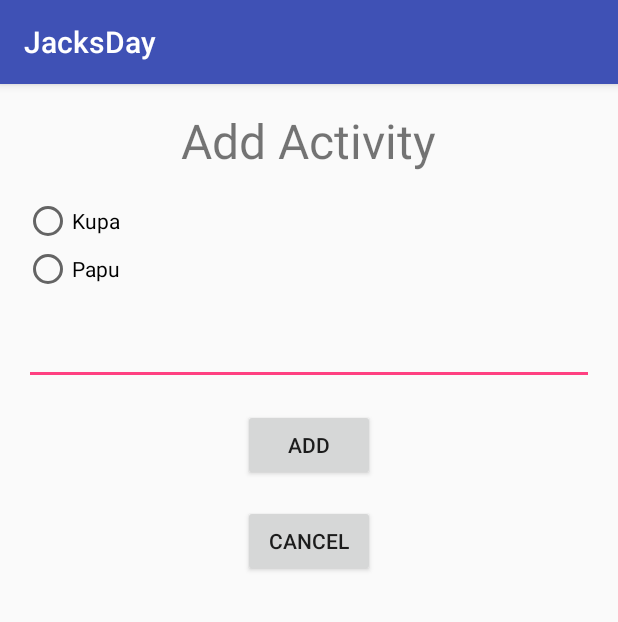
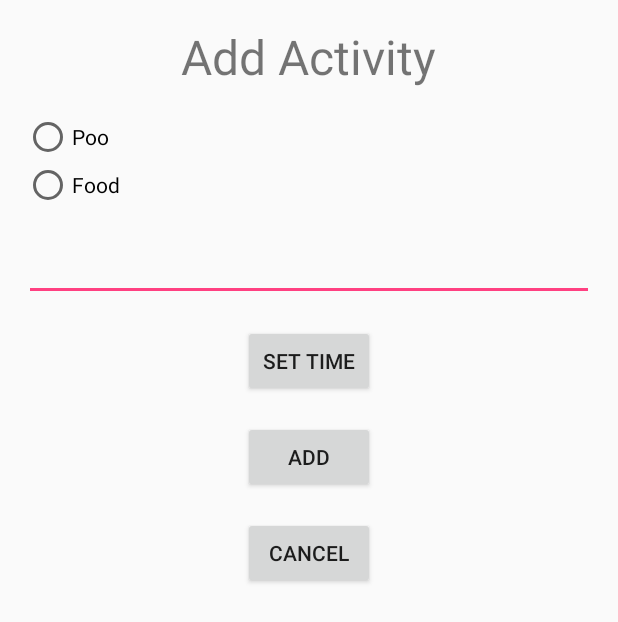
Before and after one commit to emgu/JacksDay, an Android app: the ActivityCreation screen opened directly, with no data from a screen before it, on a phone screen of 412 x 824 dp. Shown: the top 622 px of the screen. Run offline under Robolectric (Android 15) with nearby library versions, the phone set to English and light mode, and no system bars.

Commit message:
# activity time picker dialog added - returned value not used yet

```diff
--- a/app/src/main/java/com/example/guzik/jacksday/ui/ActivityCreation.java
+++ b/app/src/main/java/com/example/guzik/jacksday/ui/ActivityCreation.java
@@ -2,7 +2,8 @@ package com.example.guzik.jacksday.ui;
 
 import android.content.Intent;
 import android.os.Bundle;
-import android.support.v7.app.AppCompatActivity;
+import android.support.v4.app.DialogFragment;
+import android.support.v4.app.FragmentActivity;
 import android.util.Log;
 import android.view.View;
 import android.widget.Button;
@@ -15,10 +16,11 @@ import com.example.guzik.jacksday.R;
  * Created by guzik on 7/17/17.
  */
 
-public class ActivityCreation extends AppCompatActivity {
+public class ActivityCreation extends FragmentActivity {//AppCompatActivity {
 
     private String activityType;
     private EditText activityDetailsInput;
+    private long time = Long.MAX_VALUE;
   //  activityTypeInput
 
     @Override
@@ -49,9 +51,8 @@ public class ActivityCreation extends AppCompatActivity {
                 Intent intent = new Intent();
                 intent.putExtra("ACTIVITY_TYPE", activityType);
                 intent.putExtra("ACTIVITY_DETAILS", activityDetails);
+                intent.putExtra("ACTIVITY_TIME", time);
                 setResult(RESULT_OK, intent);
-                finish();
-
                 finish();
             }
         });
@@ -79,6 +80,11 @@ public class ActivityCreation extends AppCompatActivity {
             default:
                 activityType = "Kupa";
         }
+    }
 
+    public void showTimePickerDialog(View v) {
+        DialogFragment timePicker = new ActivityTimePicker();
+        timePicker.show(getSupportFragmentManager(), "time_picker");
+        time = ((ActivityTimePicker) timePicker).getTime();
     }
 }
--- a/app/src/main/java/com/example/guzik/jacksday/ui/JacksActivities.java
+++ b/app/src/main/java/com/example/guzik/jacksday/ui/JacksActivities.java
@@ -73,6 +73,7 @@ public class JacksActivities extends AppCompatActivity {
             if(resultCode == RESULT_OK) {
                 String activityType = intent.getStringExtra("ACTIVITY_TYPE");
                 String activityDetails = intent.getStringExtra("ACTIVITY_DETAILS");
+                Long activityTime = intent.getLongExtra("ACTIVITY_TIME", new Date().getTime());
                 database.save(new Activity(new Date(), activityType, activityDetails));
                 finish();
                 startActivity(getIntent());
--- a/app/src/main/res/layout/activity_creation.xml
+++ b/app/src/main/res/layout/activity_creation.xml
@@ -31,12 +31,12 @@
         <RadioButton android:id="@+id/radio_kupa"
             android:layout_width="wrap_content"
             android:layout_height="wrap_content"
-            android:text="@string/kupa"
+            android:text="@string/poo"
             android:onClick="getRadioButtonState"/>
         <RadioButton android:id="@+id/radio_papu"
             android:layout_width="wrap_content"
             android:layout_height="wrap_content"
-            android:text="@string/papu"
+            android:text="@string/food"
             android:onClick="getRadioButtonState"/>
     </RadioGroup>
 
@@ -50,11 +50,22 @@
         />
 
     <Button
+        android:id="@+id/set_time_button"
+        android:layout_width="wrap_content"
+        android:layout_height="wrap_content"
+        android:layout_centerHorizontal="true"
+        android:layout_below="@id/details_input"
+        android:layout_marginTop="16dp"
+        android:text="@string/set_time"
+        android:onClick="showTimePickerDialog"
+        />
+
+    <Button
         android:id="@+id/confirm_button"
         android:layout_height="wrap_content"
         android:layout_width="wrap_content"
         android:layout_centerHorizontal="true"
-        android:layout_below="@id/details_input"
+        android:layout_below="@id/set_time_button"
         android:layout_marginTop="16dp"
         android:text="@string/add_button_label"
         />
--- a/app/src/main/res/values/strings.xml
+++ b/app/src/main/res/values/strings.xml
@@ -2,7 +2,9 @@
     <string name="app_name">JacksDay</string>
     <string name="add_button_label">Add</string>
     <string name="cancel_button_label">Cancel</string>
-    <string name="kupa">Kupa</string>
-    <string name="papu">Papu</string>
+    <string name="poo">Poo</string>
+    <string name="food">Food</string>
     <string name="refresh_button_label">Refresh</string>
+    <string name="set_time">Set time</string>
+    <string name="set_date">Set date</string>
 </resources>
```
Also changed, not shown: app/src/main/java/com/example/guzik/jacksday/ui/ActivityTimePicker.java (added, +33 -0 lines).
